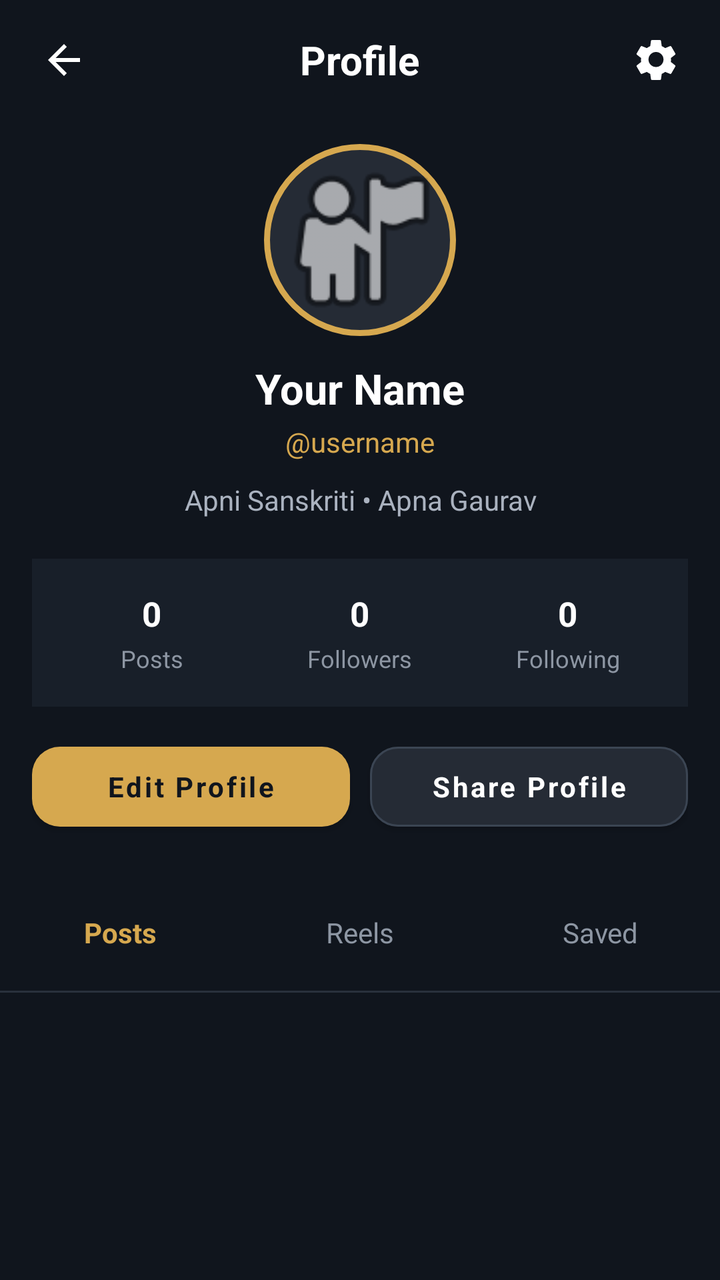
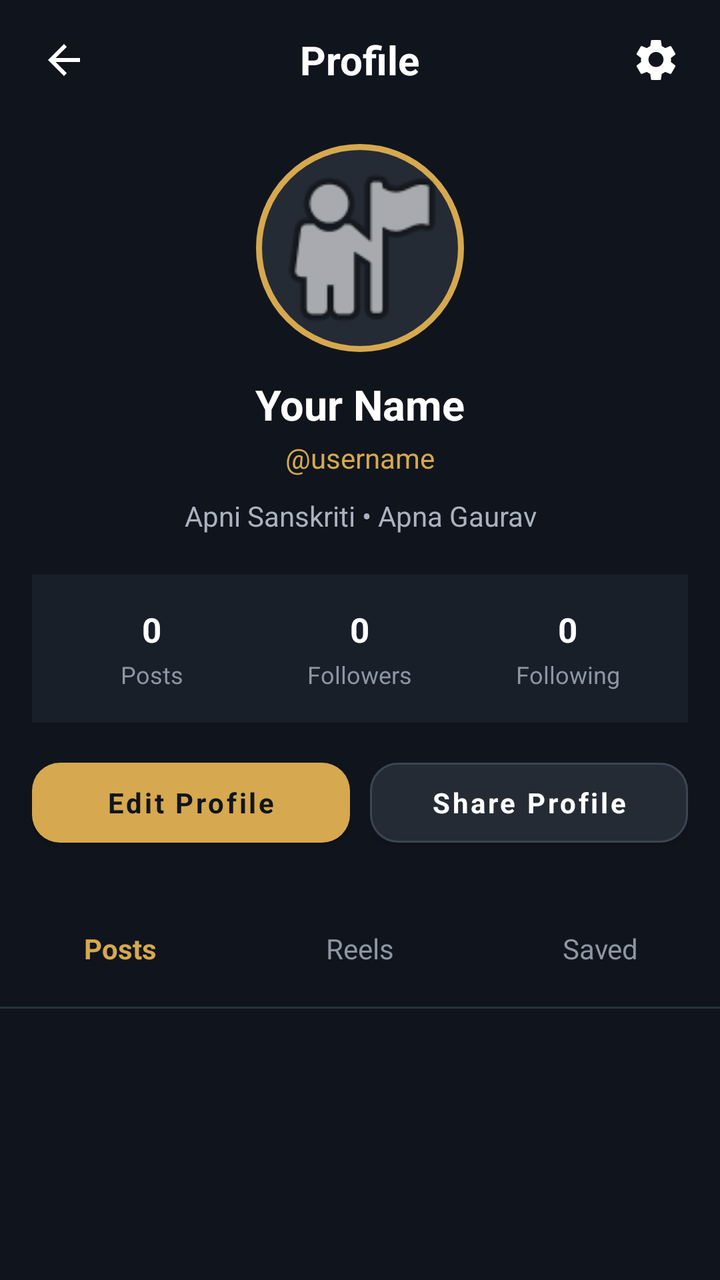

The first picture is an Android layout as it rendered before a commit; the second is the same layout after the commit. The layout source and the unified diff follow.
<!-- AndroidManifest.xml: application theme Theme.SanskritiSathi -->
<!-- res/layout/activity_my_profile.xml -->
<?xml version="1.0" encoding="utf-8"?>
<ScrollView
    xmlns:android="http://schemas.android.com/apk/res/android"
    xmlns:app="http://schemas.android.com/apk/res-auto"
    android:layout_width="match_parent"
    android:layout_height="match_parent"
    android:background="#10151D"
    android:fillViewport="true">

    <LinearLayout
        android:layout_width="match_parent"
        android:layout_height="wrap_content"
        android:orientation="vertical">

        
        <LinearLayout
            android:layout_width="match_parent"
            android:layout_height="60dp"
            android:gravity="center_vertical"
            android:orientation="horizontal"
            android:paddingStart="8dp"
            android:paddingEnd="8dp">

            
            <ImageButton
                android:id="@+id/backButton"
                android:layout_width="48dp"
                android:layout_height="48dp"
                android:background="?attr/selectableItemBackgroundBorderless"
                android:contentDescription="Back"
                android:padding="12dp"
                android:src="@drawable/ic_back" />

            
            <FrameLayout
                android:layout_width="0dp"
                android:layout_height="match_parent"
                android:layout_weight="1">

                <TextView
                    android:id="@+id/profileTitle"
                    android:layout_width="wrap_content"
                    android:layout_height="wrap_content"
                    android:layout_gravity="center"
                    android:text="Profile"
                    android:textColor="#FFFFFF"
                    android:textSize="20sp"
                    android:textStyle="bold" />

            </FrameLayout>

            
            <ImageButton
                android:id="@+id/settingsButton"
                android:layout_width="48dp"
                android:layout_height="48dp"
                android:background="?attr/selectableItemBackgroundBorderless"
                android:contentDescription="Settings"
                android:padding="12dp"
                android:src="@drawable/ic_settings" />

        </LinearLayout>

        
        <LinearLayout
            android:layout_width="match_parent"
            android:layout_height="wrap_content"
            android:orientation="vertical"
            android:paddingStart="20dp"
            android:paddingEnd="20dp"
            android:paddingTop="12dp"
            android:paddingBottom="20dp">

            
            <ImageView
                android:id="@+id/profileImage"
                android:layout_width="96dp"
                android:layout_height="96dp"
                android:layout_gravity="center_horizontal"
                android:background="@drawable/profile_circle_background"
                android:contentDescription="Profile photo"
                android:padding="3dp"
                android:scaleType="centerCrop"
                android:src="@android:drawable/ic_menu_myplaces" />

            
            <TextView
                android:id="@+id/profileName"
                android:layout_width="match_parent"
                android:layout_height="wrap_content"
                android:layout_marginTop="12dp"
                android:gravity="center"
                android:text="Your Name"
                android:textColor="#FFFFFF"
                android:textSize="21sp"
                android:textStyle="bold" />

            
            <TextView
                android:id="@+id/profileUsername"
                android:layout_width="match_parent"
                android:layout_height="wrap_content"
                android:layout_marginTop="3dp"
                android:gravity="center"
                android:text="@username"
                android:textColor="#D6A84F"
                android:textSize="14sp" />

            
            <TextView
                android:id="@+id/profileBio"
                android:layout_width="match_parent"
                android:layout_height="wrap_content"
                android:layout_marginTop="10dp"
                android:gravity="center"
                android:lineSpacingExtra="2dp"
                android:text="Apni Sanskriti • Apna Gaurav"
                android:textColor="#AAB2BF"
                android:textSize="14sp" />

        </LinearLayout>

        
        <LinearLayout
            android:layout_width="match_parent"
            android:layout_height="74dp"
            android:layout_marginStart="16dp"
            android:layout_marginEnd="16dp"
            android:background="#181F29"
            android:gravity="center"
            android:orientation="horizontal"
            android:paddingStart="8dp"
            android:paddingEnd="8dp">

            
            <LinearLayout
                android:layout_width="0dp"
                android:layout_height="match_parent"
                android:layout_weight="1"
                android:gravity="center"
                android:orientation="vertical">

                <TextView
                    android:id="@+id/postsCount"
                    android:layout_width="wrap_content"
                    android:layout_height="wrap_content"
                    android:text="0"
                    android:textColor="#FFFFFF"
                    android:textSize="17sp"
                    android:textStyle="bold" />

                <TextView
                    android:layout_width="wrap_content"
                    android:layout_height="wrap_content"
                    android:layout_marginTop="3dp"
                    android:text="Posts"
                    android:textColor="#8D96A3"
                    android:textSize="12sp" />

            </LinearLayout>

            
            <LinearLayout
                android:layout_width="0dp"
                android:layout_height="match_parent"
                android:layout_weight="1"
                android:gravity="center"
                android:orientation="vertical">

                <TextView
                    android:id="@+id/followersCount"
                    android:layout_width="wrap_content"
                    android:layout_height="wrap_content"
                    android:text="0"
                    android:textColor="#FFFFFF"
                    android:textSize="17sp"
                    android:textStyle="bold" />

                <TextView
                    android:layout_width="wrap_content"
                    android:layout_height="wrap_content"
                    android:layout_marginTop="3dp"
                    android:text="Followers"
                    android:textColor="#8D96A3"
                    android:textSize="12sp" />

            </LinearLayout>

            
            <LinearLayout
                android:layout_width="0dp"
                android:layout_height="match_parent"
                android:layout_weight="1"
                android:gravity="center"
                android:orientation="vertical">

                <TextView
                    android:id="@+id/followingCount"
                    android:layout_width="wrap_content"
                    android:layout_height="wrap_content"
                    android:text="0"
                    android:textColor="#FFFFFF"
                    android:textSize="17sp"
                    android:textStyle="bold" />

                <TextView
                    android:layout_width="wrap_content"
                    android:layout_height="wrap_content"
                    android:layout_marginTop="3dp"
                    android:text="Following"
                    android:textColor="#8D96A3"
                    android:textSize="12sp" />

            </LinearLayout>

        </LinearLayout>

        
        <LinearLayout
            android:layout_width="match_parent"
            android:layout_height="52dp"
            android:layout_marginStart="16dp"
            android:layout_marginTop="14dp"
            android:layout_marginEnd="16dp"
            android:orientation="horizontal">

            <com.google.android.material.button.MaterialButton
                android:id="@+id/editProfileButton"
                android:layout_width="0dp"
                android:layout_height="match_parent"
                android:layout_weight="1"
                android:text="Edit Profile"
                android:textAllCaps="false"
                android:textColor="#10151D"
                android:textStyle="bold"
                app:backgroundTint="#D6A84F"
                app:cornerRadius="14dp" />

            <Space
                android:layout_width="10dp"
                android:layout_height="1dp" />

            <com.google.android.material.button.MaterialButton
                android:id="@+id/shareProfileButton"
                android:layout_width="0dp"
                android:layout_height="match_parent"
                android:layout_weight="1"
                android:text="Share Profile"
                android:textAllCaps="false"
                android:textColor="#FFFFFF"
                android:textStyle="bold"
                app:backgroundTint="#252B35"
                app:cornerRadius="14dp"
                app:strokeColor="#3B4553"
                app:strokeWidth="1dp" />

        </LinearLayout>

        
        <LinearLayout
            android:layout_width="match_parent"
            android:layout_height="58dp"
            android:layout_marginTop="18dp"
            android:gravity="center"
            android:orientation="horizontal">

            <TextView
                android:id="@+id/postsTab"
                android:layout_width="0dp"
                android:layout_height="match_parent"
                android:layout_weight="1"
                android:gravity="center"
                android:text="Posts"
                android:textColor="#D6A84F"
                android:textSize="14sp"
                android:textStyle="bold" />

            <TextView
                android:id="@+id/reelsTab"
                android:layout_width="0dp"
                android:layout_height="match_parent"
                android:layout_weight="1"
                android:gravity="center"
                android:text="Reels"
                android:textColor="#8D96A3"
                android:textSize="14sp" />

            <TextView
                android:id="@+id/savedTab"
                android:layout_width="0dp"
                android:layout_height="match_parent"
                android:layout_weight="1"
                android:gravity="center"
                android:text="Saved"
                android:textColor="#8D96A3"
                android:textSize="14sp" />

        </LinearLayout>

        
        <View
            android:layout_width="match_parent"
            android:layout_height="1dp"
            android:background="#29313C" />

        
        <GridLayout
            android:id="@+id/profilePostsGrid"
            android:layout_width="match_parent"
            android:layout_height="wrap_content"
            android:columnCount="3"
            android:padding="2dp"
            android:useDefaultMargins="false" />

        
        <TextView
            android:id="@+id/emptyProfileText"
            android:layout_width="match_parent"
            android:layout_height="180dp"
            android:gravity="center"
            android:padding="24dp"
            android:text="Abhi koi post nahi hai"
            android:textColor="#7F8793"
            android:textSize="14sp"
            android:visibility="gone" />

    </LinearLayout>

</ScrollView>
<!-- resources referenced by this layout -->
<resources>
  <!-- drawable ic_back (drawable) -->
  <?xml version="1.0" encoding="utf-8"?>
  <vector xmlns:android="http://schemas.android.com/apk/res/android"
      android:width="24dp"
      android:height="24dp"
      android:viewportWidth="24"
      android:viewportHeight="24">
  
      <path
          android:fillColor="#FFFFFFFF"
          android:pathData="M20,11L7.83,11l5.59,-5.59L12,4l-8,8 8,8 1.41,-1.41L7.83,13L20,13z" />
  
  </vector>
  <!-- drawable ic_settings (drawable) -->
  <?xml version="1.0" encoding="utf-8"?>
  <vector xmlns:android="http://schemas.android.com/apk/res/android"
      android:width="24dp"
      android:height="24dp"
      android:viewportWidth="24"
      android:viewportHeight="24">
  
      <path
          android:fillColor="#FFFFFFFF"
          android:pathData="M19.43,12.98c0.04,-0.32 0.07,-0.65 0.07,-0.98s-0.02,-0.66 -0.07,-0.98l2.11,-1.65c0.19,-0.15 0.24,-0.42 0.12,-0.64l-2,-3.46c-0.12,-0.22 -0.37,-0.31 -0.6,-0.22l-2.49,1c-0.52,-0.4 -1.08,-0.73 -1.69,-0.98L14.5,2.42C14.47,2.18 14.25,2 14,2h-4c-0.25,0 -0.46,0.18 -0.5,0.42L9.12,5.07c-0.61,0.25 -1.17,0.59 -1.69,0.98l-2.49,-1c-0.23,-0.08 -0.48,0 -0.6,0.22l-2,3.46c-0.13,0.22 -0.07,0.49 0.12,0.64l2.11,1.65c-0.04,0.32 -0.08,0.65 -0.08,0.98s0.03,0.66 0.08,0.98l-2.11,1.65c-0.19,0.15 -0.24,0.42 -0.12,0.64l2,3.46c0.12,0.22 0.37,0.31 0.6,0.22l2.49,-1c0.52,0.4 1.08,0.73 1.69,0.98l0.38,2.65c0.04,0.24 0.25,0.42 0.5,0.42h4c0.25,0 0.46,-0.18 0.5,-0.42l0.38,-2.65c0.61,-0.25 1.17,-0.58 1.69,-0.98l2.49,1c0.23,0.08 0.48,0 0.6,-0.22l2,-3.46c0.12,-0.22 0.07,-0.49 -0.12,-0.64l-2.11,-1.65zM12,15.5A3.5,3.5 0,1 1,12,8a3.5,3.5 0,0 1,0,7.5z" />
  
  </vector>
  <!-- drawable profile_circle_background (drawable) -->
  <?xml version="1.0" encoding="utf-8"?>
  <shape xmlns:android="http://schemas.android.com/apk/res/android"
      android:shape="oval">
  
      <solid android:color="#252B35" />
  
      <stroke
          android:width="3dp"
          android:color="#D6A84F" />
  
      <padding
          android:left="2dp"
          android:top="2dp"
          android:right="2dp"
          android:bottom="2dp" />
  
  </shape>
  <style name="Theme.SanskritiSathi" parent="Theme.MaterialComponents.DayNight.NoActionBar">
  
          <item name="android:fontFamily">sans-serif</item>
  
          
          <item name="android:statusBarColor">#0F111A</item>
          <item name="android:windowLightStatusBar">false</item>
  
          <item name="android:navigationBarColor">#1A1D2B</item>
          <item name="android:windowLightNavigationBar">false</item>
  
          <item name="android:windowActionModeOverlay">true</item>
          <item name="android:windowNoTitle">true</item>
  
          <item name="android:windowBackground">#0F111A</item>
  
          <item name="android:textColorPrimary">#FFFFFF</item>
          <item name="android:textColorSecondary">#A0A5B5</item>
  
      </style>
</resources>

<!-- the commit's change to res/layout/activity_my_profile.xml (unified diff, before → after) -->
@@ -21,7 +21,6 @@
             android:paddingStart="8dp"
             android:paddingEnd="8dp">
 
-            
             <ImageButton
                 android:id="@+id/backButton"
                 android:layout_width="48dp"
@@ -31,7 +30,6 @@
                 android:padding="12dp"
                 android:src="@drawable/ic_back" />
 
-            
             <FrameLayout
                 android:layout_width="0dp"
                 android:layout_height="match_parent"
@@ -49,7 +47,6 @@
 
             </FrameLayout>
 
-            
             <ImageButton
                 android:id="@+id/settingsButton"
                 android:layout_width="48dp"
@@ -74,16 +71,17 @@
             
             <ImageView
                 android:id="@+id/profileImage"
-                android:layout_width="96dp"
-                android:layout_height="96dp"
+                android:layout_width="104dp"
+                android:layout_height="104dp"
                 android:layout_gravity="center_horizontal"
                 android:background="@drawable/profile_circle_background"
-                android:contentDescription="Profile photo"
+                android:clickable="true"
+                android:contentDescription="Open profile photo"
+                android:focusable="true"
                 android:padding="3dp"
                 android:scaleType="centerCrop"
                 android:src="@android:drawable/ic_menu_myplaces" />
 
-            
             <TextView
                 android:id="@+id/profileName"
                 android:layout_width="match_parent"
@@ -95,7 +93,6 @@
                 android:textSize="21sp"
                 android:textStyle="bold" />
 
-            
             <TextView
                 android:id="@+id/profileUsername"
                 android:layout_width="match_parent"
@@ -106,7 +103,6 @@
                 android:textColor="#D6A84F"
                 android:textSize="14sp" />
 
-            
             <TextView
                 android:id="@+id/profileBio"
                 android:layout_width="match_parent"
@@ -132,7 +128,6 @@
             android:paddingStart="8dp"
             android:paddingEnd="8dp">
 
-            
             <LinearLayout
                 android:layout_width="0dp"
                 android:layout_height="match_parent"
@@ -159,7 +154,6 @@
 
             </LinearLayout>
 
-            
             <LinearLayout
                 android:layout_width="0dp"
                 android:layout_height="match_parent"
@@ -186,7 +180,6 @@
 
             </LinearLayout>
 
-            
             <LinearLayout
                 android:layout_width="0dp"
                 android:layout_height="match_parent"
@@ -297,13 +290,11 @@
 
         </LinearLayout>
 
-        
         <View
             android:layout_width="match_parent"
             android:layout_height="1dp"
             android:background="#29313C" />
 
-        
         <GridLayout
             android:id="@+id/profilePostsGrid"
             android:layout_width="match_parent"
@@ -312,7 +303,6 @@
             android:padding="2dp"
             android:useDefaultMargins="false" />
 
-        
         <TextView
             android:id="@+id/emptyProfileText"
             android:layout_width="match_parent"
